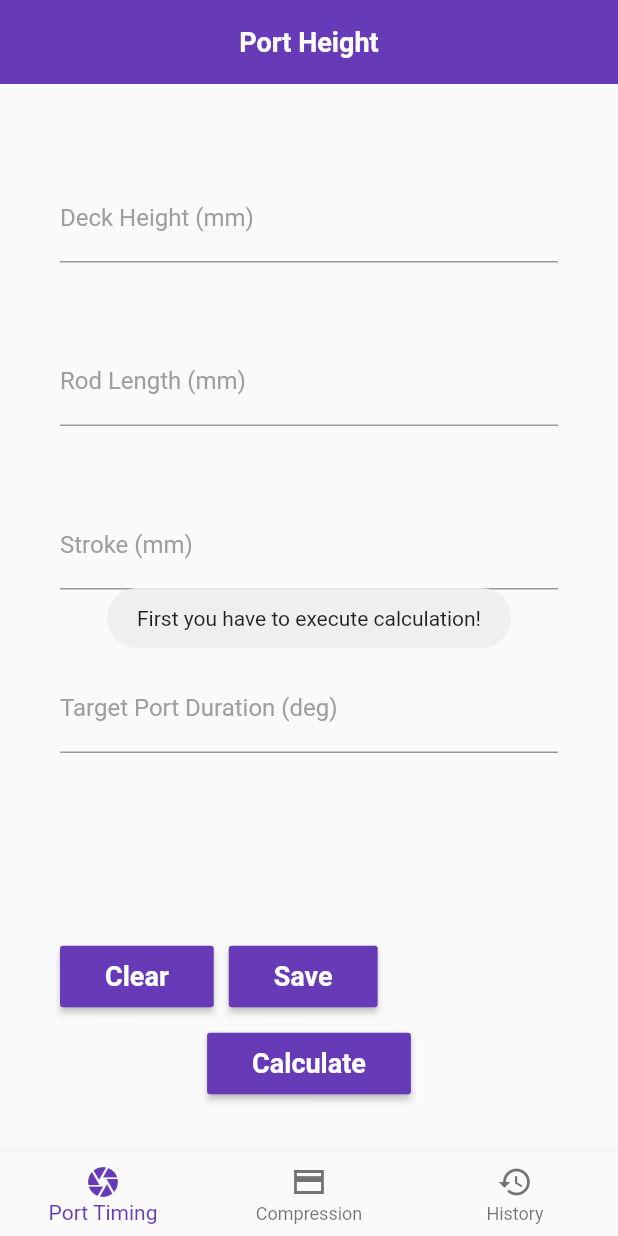
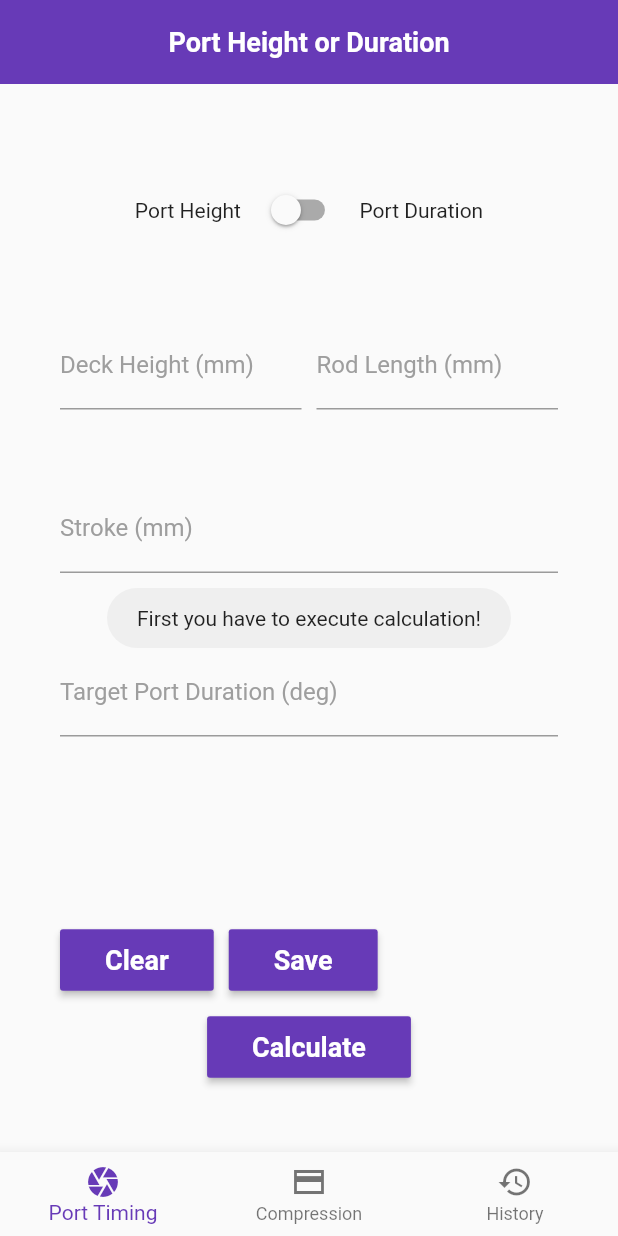
Before and after one commit to TodorStamenov/two_stroke_stuff, a Flutter app: the screen it shows after launch, after a tap on "Save", on a phone screen of 412 x 824 dp. Run offline on Flutter 3.47's test engine with Material 2 defaults, Android fonts, the phone set to English and light mode, and no system bars; our stand-ins replace fluttertoast, shared_preferences.

Commit message:
Calculate port duration based on port height

```diff
--- a/lib/models/port_timing_model.dart
+++ b/lib/models/port_timing_model.dart
@@ -2,24 +2,24 @@ class PortTimingModel {
   double deck = 0;
   double rod = 0;
   double stroke = 0;
-  double targetPort = 0;
   double portHeight = 0;
+  double portDuration = 0;
 
   PortTimingModel({
     this.deck = 0,
     this.rod = 0,
     this.stroke = 0,
-    this.targetPort = 0,
     this.portHeight = 0,
+    this.portDuration = 0,
   });
 
   factory PortTimingModel.fromJson(Map<String, dynamic> json) {
     return PortTimingModel(
-      deck: json['deck'],
-      rod: json['rod'],
-      stroke: json['stroke'],
-      targetPort: json['targetPort'],
-      portHeight: json['portHeight'],
+      deck: json['deck'] ?? 0,
+      rod: json['rod'] ?? 0,
+      stroke: json['stroke'] ?? 0,
+      portHeight: json['portHeight'] ?? 0,
+      portDuration: json['portDuration'] ?? 0,
     );
   }
 
@@ -28,8 +28,8 @@ class PortTimingModel {
       'deck': deck,
       'rod': rod,
       'stroke': stroke,
-      'targetPort': targetPort,
       'portHeight': portHeight,
+      'portDuration': portDuration,
     };
   }
 }
--- a/lib/pages/calculation_history.dart
+++ b/lib/pages/calculation_history.dart
@@ -85,20 +85,18 @@ class _CalculationHistoryState extends State<CalculationHistory> {
             ),
             const SizedBox(height: 10),
             Text(
-              'Target Port Duration: ${portTiming.targetPort} deg',
+              'Port Duration: ${portTiming.portDuration.toStringAsFixed(2)} deg',
               style: const TextStyle(
                 fontSize: 18,
                 color: Colors.black,
               ),
             ),
-            const SizedBox(height: 20),
+            const SizedBox(height: 10),
             Text(
-              '${portTiming.portHeight} mm from deck',
-              textAlign: TextAlign.center,
+              'Port Height: ${portTiming.portHeight.toStringAsFixed(2)} mm',
               style: const TextStyle(
                 fontSize: 18,
                 color: Colors.black,
-                fontWeight: FontWeight.bold,
               ),
             ),
             const SizedBox(height: 20),
--- a/lib/pages/port_timing.dart
+++ b/lib/pages/port_timing.dart
@@ -1,4 +1,5 @@
 import 'dart:convert';
+import 'dart:math';
 
 import 'package:flutter/material.dart';
 import 'package:two_stroke_stuff/models/port_timing_model.dart';
@@ -7,7 +8,6 @@ import 'package:two_stroke_stuff/utils/toaster.dart';
 import 'package:two_stroke_stuff/widgets/header.dart';
 import 'package:two_stroke_stuff/widgets/input_field.dart';
 import 'package:two_stroke_stuff/widgets/primary_action_button.dart';
-import 'dart:math';
 
 class PortTiming extends StatefulWidget {
   const PortTiming({Key? key}) : super(key: key);
@@ -17,13 +17,16 @@ class PortTiming extends StatefulWidget {
 }
 
 class _PortTimingState extends State<PortTiming> {
-  double? portHeight;
   String result = '';
+  double? portHeightResult;
+  double? portDurationResult;
+  bool isPortDuration = false;
 
   TextEditingController deckHeight = TextEditingController();
   TextEditingController rodLength = TextEditingController();
   TextEditingController stroke = TextEditingController();
   TextEditingController portDuration = TextEditingController();
+  TextEditingController portHeight = TextEditingController();
 
   void clearCalculation() {
     setState(() {
@@ -31,13 +34,14 @@ class _PortTimingState extends State<PortTiming> {
       rodLength.clear();
       stroke.clear();
       portDuration.clear();
+      portHeight.clear();
 
       result = '';
       FocusManager.instance.primaryFocus?.unfocus();
     });
   }
 
-  void calculate() {
+  void calculateDeckHeight() {
     if (deckHeight.text == '' || rodLength.text == '' || stroke.text == '' || portDuration.text == '') {
       showToastMessage('All inputs are required!');
       return;
@@ -63,18 +67,67 @@ class _PortTimingState extends State<PortTiming> {
     var z = sin(degreesFromBdc * pi / 180) * radius;
     var x = sqrt(pow(rod, 2) - pow(z, 2)) - y;
 
-    portHeight = double.parse((rod + radius + deck - x).toStringAsFixed(2));
+    portHeightResult = double.parse((rod + radius + deck - x).toStringAsFixed(2));
 
     setState(() {
-      result = '${portHeight?.toStringAsFixed(2)} mm from deck';
+      result = '${portHeightResult?.toStringAsFixed(2)} mm from deck';
     });
+  }
+
+  void calculatePortDuration() {
+    if (deckHeight.text == '' || rodLength.text == '' || stroke.text == '' || portHeight.text == '') {
+      showToastMessage('All inputs are required!');
+      return;
+    }
+
+    var deck = double.parse(deckHeight.text);
+    var rod = double.parse(rodLength.text);
+    var radius = double.parse(stroke.text) / 2;
+    var targetPortHeight = double.parse(portHeight.text);
+
+    if (rod < 0 || deck < 0 || radius < 0 || targetPortHeight < 0) {
+      showToastMessage('Rod Deck Stroke and Port Height must have positive value!');
+      return;
+    }
+
+    var x = deck + rod + radius - targetPortHeight;
+    var angle = (pow(radius, 2) + pow(x, 2) - pow(rod, 2)) / (2 * radius * x);
+
+    portDurationResult = 180 - (acos(angle) * 180 / pi);
+
+    setState(() {
+      result = 'Port Duration: ${portDurationResult?.toStringAsFixed(2)} deg';
+    });
+  }
+
+  void saveCalculation() {
+    if (result == '') {
+      showToastMessage('First you have to execute calculation!');
+      return;
+    }
+
+    FocusManager.instance.primaryFocus?.unfocus();
+    Storage.prefs?.setString(
+      'port',
+      jsonEncode(
+        PortTimingModel(
+          deck: double.parse(deckHeight.text),
+          rod: double.parse(rodLength.text),
+          stroke: double.parse(stroke.text),
+          portHeight: !isPortDuration ? portHeightResult! : double.parse(portHeight.text),
+          portDuration: isPortDuration ? portDurationResult! : double.parse(portDuration.text),
+        ),
+      ),
+    );
+
+    showToastMessage('Calculation saved successfully!');
   }
 
   @override
   Widget build(BuildContext context) {
     return Scaffold(
       appBar: const Header(
-        title: 'Port Height',
+        title: 'Port Height or Duration',
       ),
       body: SingleChildScrollView(
         padding: const EdgeInsets.all(40),
@@ -83,18 +136,46 @@ class _PortTimingState extends State<PortTiming> {
           crossAxisAlignment: CrossAxisAlignment.stretch,
           children: [
             const SizedBox(height: 20),
-            PrimaryInputField(
+            Row(
+              mainAxisAlignment: MainAxisAlignment.center,
+              children: [
+                const Text('Port Height'),
+                const SizedBox(width: 10),
+                Switch(
+                  value: isPortDuration,
+                  activeColor: Colors.deepPurple,
+                  onChanged: (bool value) {
+                    setState(() {
+                      isPortDuration = value;
+                      clearCalculation();
+                    });
+                  },
+                ),
+                const SizedBox(width: 10),
+                const Text('Port Duration'),
+              ],
+            ),
+            const SizedBox(height: 50),
+            Row(
+              children: [
+                Expanded(
+                  child: PrimaryInputField(
                     textEditor: deckHeight,
                     textInputType: TextInputType.number,
                     textInputAction: TextInputAction.next,
                     label: 'Deck Height (mm)',
                   ),
-            const SizedBox(height: 50),
-            PrimaryInputField(
+                ),
+                const SizedBox(width: 10),
+                Expanded(
+                  child: PrimaryInputField(
                     textEditor: rodLength,
                     textInputType: TextInputType.number,
                     textInputAction: TextInputAction.next,
                     label: 'Rod Length (mm)',
+                  ),
+                ),
+              ],
             ),
             const SizedBox(height: 50),
             PrimaryInputField(
@@ -104,12 +185,21 @@ class _PortTimingState extends State<PortTiming> {
               label: 'Stroke (mm)',
             ),
             const SizedBox(height: 50),
+            if (isPortDuration) ...[
+              PrimaryInputField(
+                textEditor: portHeight,
+                textInputType: TextInputType.number,
+                textInputAction: TextInputAction.done,
+                label: 'Target Port Height (mm)',
+              ),
+            ] else ...[
               PrimaryInputField(
                 textEditor: portDuration,
                 textInputType: TextInputType.number,
                 textInputAction: TextInputAction.done,
                 label: 'Target Port Duration (deg)',
               ),
+            ],
             const SizedBox(height: 50),
             Center(
               child: Text(
@@ -132,28 +222,7 @@ class _PortTimingState extends State<PortTiming> {
                 const SizedBox(width: 10),
                 PrimaryActionButton(
                   text: 'Save',
-                  action: () {
-                    if (result == '') {
-                      showToastMessage('First you have to execute calculation!');
-                      return;
-                    }
-
-                    FocusManager.instance.primaryFocus?.unfocus();
-                    Storage.prefs?.setString(
-                      'port',
-                      jsonEncode(
-                        PortTimingModel(
-                          deck: double.parse(deckHeight.text),
-                          rod: double.parse(rodLength.text),
-                          stroke: double.parse(stroke.text),
-                          targetPort: double.parse(portDuration.text),
-                          portHeight: portHeight!,
-                        ),
-                      ),
-                    );
-
-                    showToastMessage('Calculation saved successfully!');
-                  },
+                  action: saveCalculation,
                 ),
               ],
             ),
@@ -161,7 +230,13 @@ class _PortTimingState extends State<PortTiming> {
             Center(
               child: PrimaryActionButton(
                 text: 'Calculate',
-                action: calculate,
+                action: () {
+                  if (isPortDuration) {
+                    calculatePortDuration();
+                  } else {
+                    calculateDeckHeight();
+                  }
+                },
               ),
             ),
             const SizedBox(height: 10),
```
Also changed, not shown: lib/models/compression_ratio_model.dart (+8 -8 lines), lib/pages/compression_ratio.dart (+28 -26 lines). Lines whose indentation alone changed are shown as unchanged.
